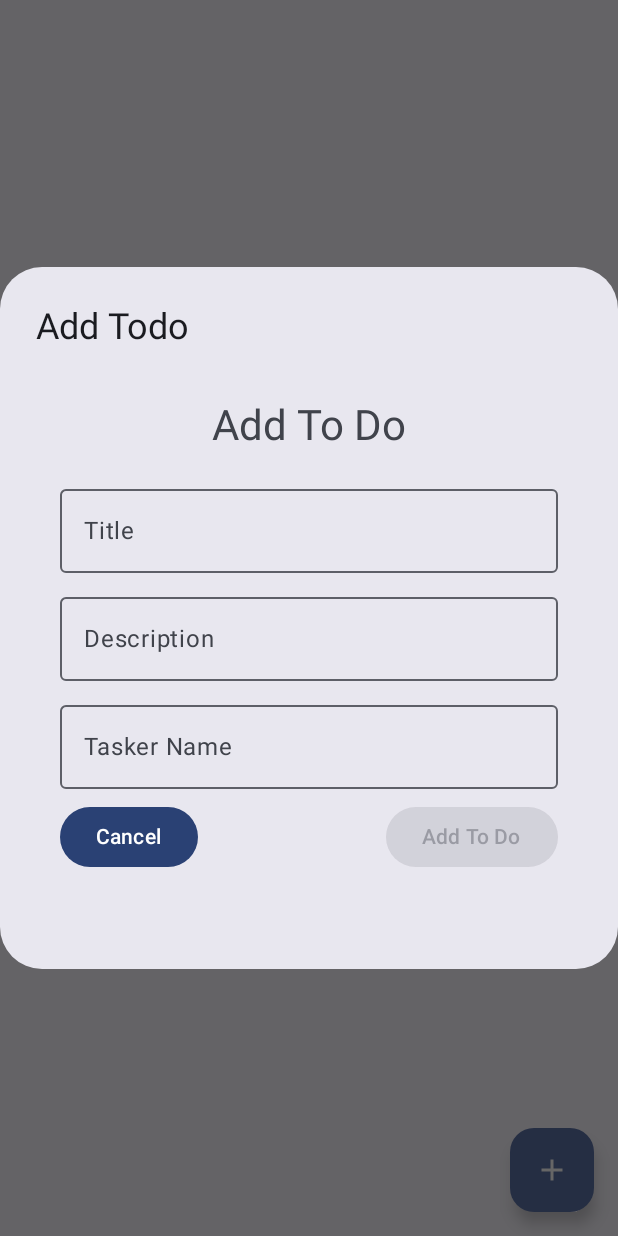
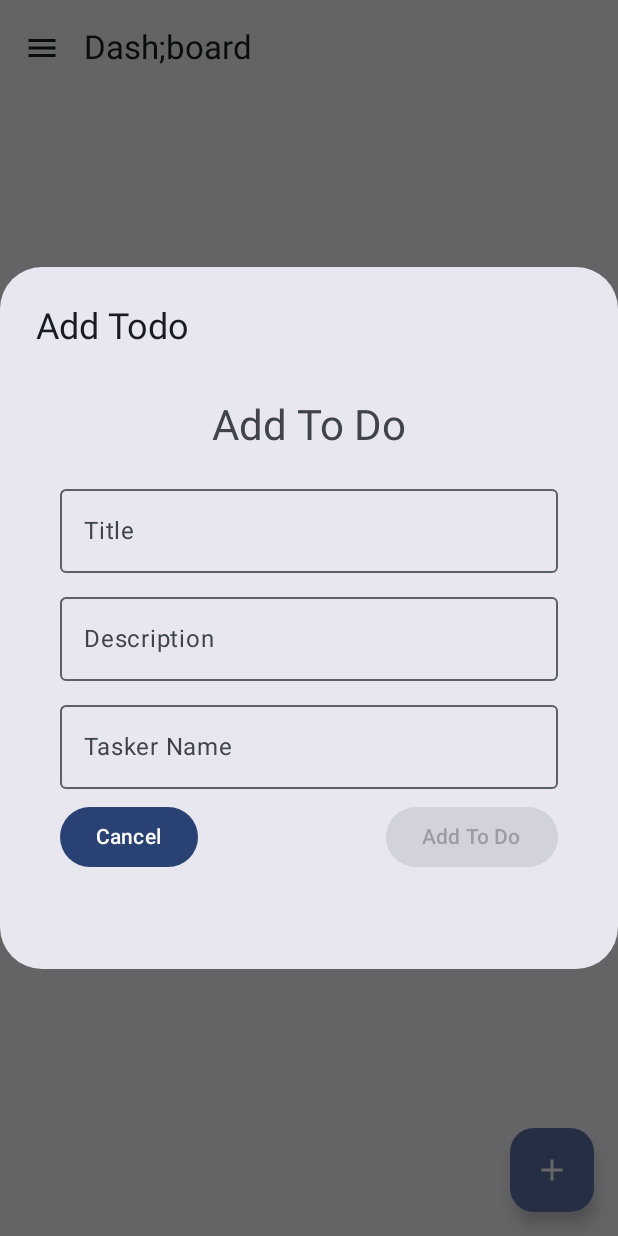
Before and after one commit to Rankirobbllezze/RobbllezzeApp, an Android app built with Jetpack Compose: the DashboardScreen screen opened through its navigation route, after a tap on "Add Todo", on a phone screen of 412 x 824 dp. Run offline under Robolectric (Android 15) with nearby library versions, the phone set to English and light mode, and no system bars; our stand-ins replace Dagger/Hilt's generated code, Firebase (no records; nobody signed in at launch, a user with empty details on screens opened directly), Room's generated code.

Commit message:
this is my fouth commit

```diff
--- /dev/null
+++ b/app/src/main/java/com/example/robbllezze/presentation/components/DrawerContent.kt
@@ -0,0 +1,58 @@
+package com.example.robbllezze.presentation.components
+
+import android.R.attr.clickable
+import androidx.compose.foundation.background
+import androidx.compose.foundation.clickable
+import androidx.compose.foundation.layout.Column
+import androidx.compose.foundation.layout.fillMaxHeight
+import androidx.compose.foundation.layout.fillMaxSize
+import androidx.compose.foundation.layout.padding
+import androidx.compose.foundation.layout.width
+import androidx.compose.foundation.shape.RoundedCornerShape
+import androidx.compose.material3.MaterialTheme
+import androidx.compose.material3.Surface
+import androidx.compose.material3.Text
+import androidx.compose.runtime.Composable
+import androidx.compose.ui.Modifier
+import androidx.compose.ui.draw.clip
+import androidx.compose.ui.draw.shadow
+import androidx.compose.ui.unit.dp
+
+//this is the side menu content items and navigation elements
+@Composable
+fun DrawerContent(
+    onNavigateToHome: () -> Unit,
+    onLogout: () -> Unit
+){
+    Surface(
+        modifier = Modifier.width(200.dp).fillMaxHeight()
+            .padding(top = 64.dp, bottom = 16.dp)
+            .clip(RoundedCornerShape(topEnd = 16.dp, bottomEnd = 16.dp))
+            .shadow(4.dp),
+        color = MaterialTheme.colorScheme.surface
+    ) {
+        Column(modifier = Modifier.padding(top = 16.dp,
+            start = 24.dp, end = 16.dp).fillMaxSize()
+            .background(MaterialTheme.colorScheme.surface)) {
+            Text(
+                text = "Menu",
+                color = MaterialTheme.colorScheme.onSurface,
+                style = MaterialTheme.typography.titleLarge,
+                modifier = Modifier.padding(bottom = 16.dp)
+            )
+            Text(
+                text = "Home",
+                color = MaterialTheme.colorScheme.onSurface,
+                modifier = Modifier.clickable { onNavigateToHome() }
+                    .padding(vertical = 12.dp)
+            )
+            Text(
+                text = "LogOut",
+                color = MaterialTheme.colorScheme.onSurface,
+                modifier = Modifier.clickable { onLogout() }
+                    .padding(vertical = 12.dp)
+            )
+        }
+
+    }
+}
--- a/app/src/main/java/com/example/robbllezze/presentation/navigation/Navgraph.kt
+++ b/app/src/main/java/com/example/robbllezze/presentation/navigation/Navgraph.kt
@@ -22,6 +22,7 @@ fun TodoNavGraph(navController: NavHostController){
         composable("dashboard"){
             DashboardScreen(
                 //properties for the composable
+                navController
             )
 
         }
--- a/app/src/main/java/com/example/robbllezze/presentation/screens/dashboard/DashboardScreen.kt
+++ b/app/src/main/java/com/example/robbllezze/presentation/screens/dashboard/DashboardScreen.kt
@@ -5,31 +5,82 @@ import androidx.compose.foundation.lazy.LazyColumn
 import androidx.compose.foundation.lazy.items
 import androidx.compose.material.icons.Icons
 import androidx.compose.material.icons.filled.Add
+import androidx.compose.material.icons.filled.Menu
 import androidx.compose.material3.AlertDialog
+import androidx.compose.material3.DrawerValue
+import androidx.compose.material3.ExperimentalMaterial3Api
 import androidx.compose.material3.FloatingActionButton
 import androidx.compose.material3.Icon
+import androidx.compose.material3.IconButton
+import androidx.compose.material3.ModalNavigationDrawer
 import androidx.compose.material3.Scaffold
 import androidx.compose.material3.Text
+import androidx.compose.material3.TopAppBar
+import androidx.compose.material3.rememberDrawerState
 import androidx.compose.runtime.Composable
 import androidx.compose.runtime.collectAsState
 import androidx.compose.runtime.getValue
 import androidx.compose.runtime.mutableStateOf
 import androidx.compose.runtime.remember
+import androidx.compose.runtime.rememberCoroutineScope
 import androidx.compose.ui.Modifier
 import androidx.hilt.navigation.compose.hiltViewModel
 import androidx.lifecycle.viewmodel.compose.viewModel
+import androidx.navigation.NavController
+import com.example.robbllezze.presentation.components.DrawerContent
 import com.example.robbllezze.presentation.components.TodoItemCard
 import com.example.robbllezze.presentation.screens.addtodo.AddToDoForm
+import com.google.firebase.auth.FirebaseAuth
+import kotlinx.coroutines.launch
 
 // THIS FILE WILL CONTAIN THE COMPOSABLE ELEMENTS TO DISPLAY MY LIST OF TODos
+@OptIn(ExperimentalMaterial3Api::class)
 @Composable
-fun DashboardScreen(viewModel: DashboardViewModel = hiltViewModel()){
+fun DashboardScreen(navController: NavController,
+                    viewModel: DashboardViewModel = hiltViewModel()) {
     // fetch our todos from the viewmodel
     val todos by viewModel.todos.collectAsState()
     // to create a list of composables {listview}
     // add a dialog
     val showAddDialog = remember { mutableStateOf(false) }
+    //drawer state reference
+    val drawerState = rememberDrawerState(initialValue = DrawerValue.Closed)
+    //coroutine scope : handle configs on device change
+    val coroutineScope = rememberCoroutineScope()
+    ModalNavigationDrawer(
+        drawerContent = {DrawerContent(
+            onNavigateToHome = {
+                navController.navigate("Dashboard")
+            },
+            onLogout = {
+                FirebaseAuth.getInstance().signOut()
+                navController.navigate("Login"){
+                    popUpTo("Dashboard")
+                    {inclusive = true}
+                }
+
+            }
+        ) },
+        drawerState = drawerState
+
+    ) {
         Scaffold(
+            topBar = {
+                TopAppBar(
+                    title = { Text("Dash;board") },
+                    navigationIcon = {
+                        IconButton(
+                            onClick = {
+                                coroutineScope.launch {
+                                    drawerState.open()
+                                }
+                            }
+                        ) {
+                            Icon(Icons.Default.Menu, contentDescription = "Menu")
+                        }
+                    }
+                )
+            },
             floatingActionButton = {
                 FloatingActionButton(
                     onClick = {showAddDialog.value = true}
@@ -71,3 +122,5 @@ fun DashboardScreen(viewModel: DashboardViewModel = hiltViewModel()){
 
         }
     }
+
+}
```
Lines whose indentation alone changed are shown as unchanged.
